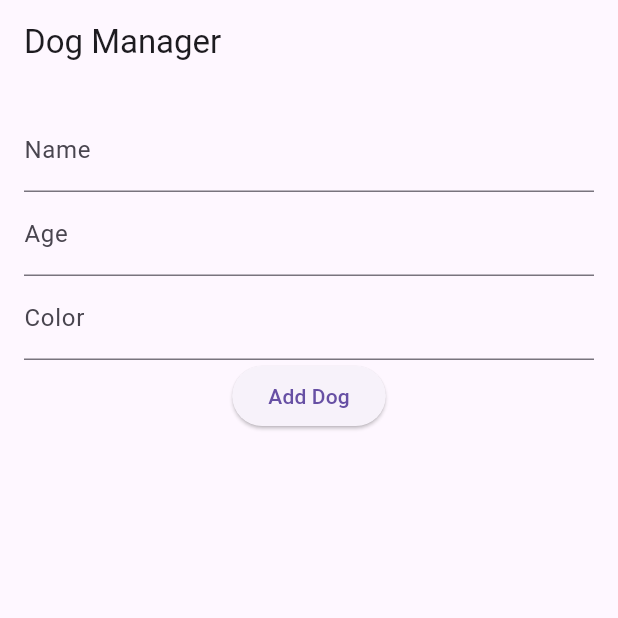
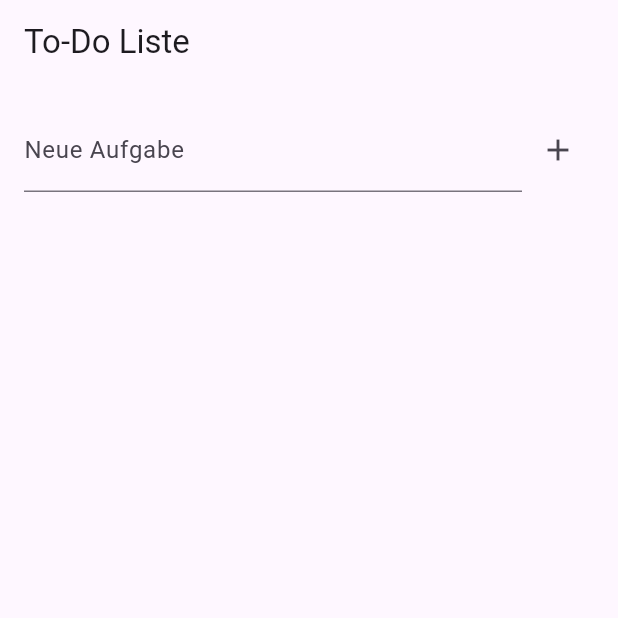
Before and after one commit to truongdothienhoang/flutter-build-demo, a Flutter app: the screen it shows after launch, on a phone screen of 412 x 824 dp, the top half of it. Run offline on Flutter 3.47's test engine with Material 3 defaults, Android fonts, the phone set to English and light mode, and no system bars.

Commit message:
Update main.dart via API

```diff
--- a/lib/main.dart
+++ b/lib/main.dart
@@ -1,94 +1,86 @@
 import 'package:flutter/material.dart';
 
 void main() {
-  runApp(const DogApp());
+  runApp(const TodoApp());
 }
 
-class Dog {
-  String name;
-  int age;
-  String color;
-
-  Dog({required this.name, required this.age, required this.color});
-}
-
-class DogApp extends StatelessWidget {
-  const DogApp({super.key});
+class TodoApp extends StatelessWidget {
+  const TodoApp({super.key});
 
   @override
   Widget build(BuildContext context) {
     return MaterialApp(
-      home: DogHomePage(),
+      title: 'To-Do App',
+      home: TodoList(),
     );
   }
 }
 
-class DogHomePage extends StatefulWidget {
+class TodoList extends StatefulWidget {
   @override
-  _DogHomePageState createState() => _DogHomePageState();
+  State<TodoList> createState() => _TodoListState();
 }
 
-class _DogHomePageState extends State<DogHomePage> {
-  final List<Dog> dogs = [];
-  final nameController = TextEditingController();
-  final ageController = TextEditingController();
-  final colorController = TextEditingController();
+class _TodoListState extends State<TodoList> {
+  final List<TodoItem> _items = [];
+  final TextEditingController _controller = TextEditingController();
 
-  void _addDog() {
-    setState(() {
-      dogs.add(Dog(
-        name: nameController.text,
-        age: int.tryParse(ageController.text) ?? 0,
-        color: colorController.text,
-      ));
-      nameController.clear();
-      ageController.clear();
-      colorController.clear();
-    });
+  void _addTodo() {
+    final text = _controller.text.trim();
+    if (text.isNotEmpty) {
+      setState(() {
+        _items.add(TodoItem(title: text));
+        _controller.clear();
+      });
+    }
   }
 
-  void _deleteDog(int index) {
+  void _toggleDone(int index) {
     setState(() {
-      dogs.removeAt(index);
+      _items[index].isDone = !_items[index].isDone;
     });
   }
 
   @override
   Widget build(BuildContext context) {
     return Scaffold(
-      appBar: AppBar(title: const Text('Dog Manager')),
+      appBar: AppBar(title: const Text('To-Do Liste')),
       body: Padding(
         padding: const EdgeInsets.all(16.0),
         child: Column(
           children: [
-            TextField(
-              controller: nameController,
-              decoration: const InputDecoration(labelText: 'Name'),
-            ),
-            TextField(
-              controller: ageController,
-              keyboardType: TextInputType.number,
-              decoration: const InputDecoration(labelText: 'Age'),
-            ),
-            TextField(
-              controller: colorController,
-              decoration: const InputDecoration(labelText: 'Color'),
-            ),
-            ElevatedButton(
-              onPressed: _addDog,
-              child: const Text('Add Dog'),
+            Row(
+              children: [
+                Expanded(
+                  child: TextField(
+                    controller: _controller,
+                    decoration: const InputDecoration(
+                      labelText: 'Neue Aufgabe',
+                    ),
+                  ),
+                ),
+                IconButton(
+                  icon: const Icon(Icons.add),
+                  onPressed: _addTodo,
+                ),
+              ],
             ),
             const SizedBox(height: 20),
             Expanded(
               child: ListView.builder(
-                itemCount: dogs.length,
+                itemCount: _items.length,
                 itemBuilder: (context, index) {
-                  final dog = dogs[index];
+                  final item = _items[index];
                   return ListTile(
-                    title: Text('${dog.name}, ${dog.age} years old, ${dog.color}'),
-                    trailing: IconButton(
-                      icon: const Icon(Icons.delete),
-                      onPressed: () => _deleteDog(index),
+                    title: Text(
+                      item.title,
+                      style: TextStyle(
+                        decoration: item.isDone ? TextDecoration.lineThrough : null,
+                      ),
+                    ),
+                    trailing: Checkbox(
+                      value: item.isDone,
+                      onChanged: (_) => _toggleDone(index),
                     ),
                   );
                 },
@@ -100,3 +92,10 @@ class _DogHomePageState extends State<DogHomePage> {
     );
   }
 }
+
+class TodoItem {
+  String title;
+  bool isDone;
+
+  TodoItem({required this.title, this.isDone = false});
+}
```
